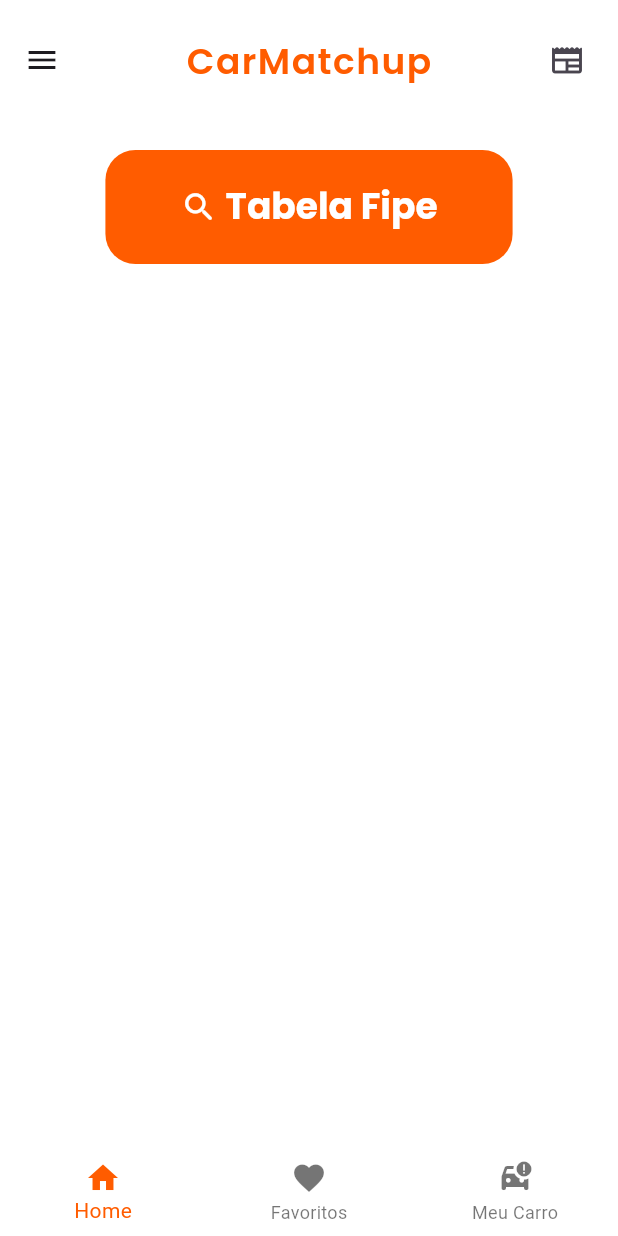
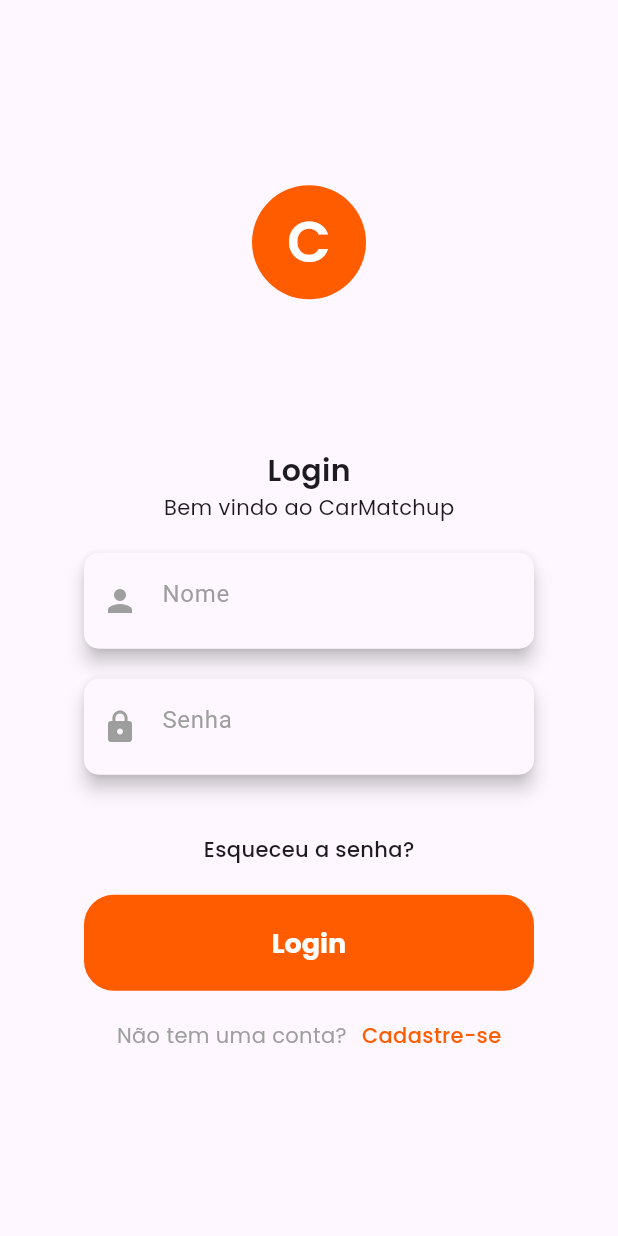
Before and after one commit to devHebertfst/car_matchup, a Flutter app: the screen it shows after launch, on a phone screen of 412 x 824 dp. Run offline on Flutter 3.47's test engine with Material 3 defaults, Android fonts, the phone set to English and light mode, and no system bars; our stand-ins replace google_fonts.

Commit message:
login e cadastro

```diff
--- a/lib/login_page.dart
+++ b/lib/login_page.dart
@@ -0,0 +1,173 @@
+import 'package:car_matchup/cadastro_page.dart';
+import 'package:car_matchup/custom_page.dart';
+import 'package:flutter/material.dart';
+import 'package:google_fonts/google_fonts.dart';
+
+class LoginPage extends StatefulWidget {
+  const LoginPage({Key? key}) : super(key: key);
+
+  @override
+  State<LoginPage> createState() => _LoginPageState();
+}
+
+class _LoginPageState extends State<LoginPage> {
+  @override
+  Widget build(BuildContext context) {
+    return Scaffold(
+      body: Center(
+        child: SingleChildScrollView(
+          child: Column(
+            mainAxisAlignment: MainAxisAlignment.center,
+            children: [
+              Container(
+                width: 76,
+                height: 76,
+                decoration: BoxDecoration(
+                  color: Color.fromRGBO(255, 92, 0, 1),
+                  shape: BoxShape.circle,
+                ),
+                child: Center(
+                  child: Text(
+                    'C',
+                    style: GoogleFonts.poppins(
+                      fontSize: 38,
+                      color: Colors.white,
+                      fontWeight: FontWeight.w600,
+                    ),
+                  ),
+                ),
+              ),
+              SizedBox(height: 100),
+              Text(
+                'Login',
+                style: GoogleFonts.poppins(
+                  fontSize: 20,
+                  fontWeight: FontWeight.w600,
+                ),
+              ),
+              Text(
+                'Bem vindo ao CarMatchup',
+                style: GoogleFonts.poppins(
+                  fontSize: 14,
+                  fontWeight: FontWeight.w400,
+                ),
+              ),
+              SizedBox(height: 20),
+              Material(
+                elevation: 5,
+                borderRadius: BorderRadius.circular(10),
+                child: Container(
+                  height: 64,
+                  width: 300,
+                  decoration: BoxDecoration(
+                    borderRadius: BorderRadius.all(Radius.circular(10)),
+                  ),
+                  child: Center(
+                    child: TextFormField(
+                      decoration: InputDecoration(
+                        border: InputBorder.none,
+                        prefixIcon: Icon(Icons.person, color: Colors.grey),
+                        hintText: 'Nome',
+                        hintStyle: TextStyle(color: Colors.grey),
+                      ),
+                    ),
+                  ),
+                ),
+              ),
+              SizedBox(height: 20), // Espaço entre os campos de texto
+              Material(
+                elevation: 5,
+                borderRadius: BorderRadius.circular(10),
+                child: Container(
+                  height: 64,
+                  width: 300,
+                  decoration: BoxDecoration(
+                    borderRadius: BorderRadius.all(Radius.circular(10)),
+                  ),
+                  child: Center(
+                    child: TextFormField(
+                      decoration: InputDecoration(
+                        border: InputBorder.none,
+                        prefixIcon: Icon(Icons.lock, color: Colors.grey),
+                        hintText: 'Senha',
+                        hintStyle: TextStyle(color: Colors.grey),
+                      ),
+                    ),
+                  ),
+                ),
+              ),
+              SizedBox(height: 40),
+              Text(
+                'Esqueceu a senha?',
+                style: GoogleFonts.poppins(
+                  fontSize: 14,
+                  fontWeight: FontWeight.w500,
+                ),
+              ),
+              SizedBox(height: 20),
+              Container(
+                width: 300,
+                height: 64,
+                child: TextButton(
+                  style: TextButton.styleFrom(
+                    backgroundColor: const Color.fromRGBO(255, 92, 0, 1),
+                    foregroundColor: Colors.white,
+                    shape: RoundedRectangleBorder(
+                      borderRadius: BorderRadius.circular(20.0),
+                    ),
+                    textStyle: const TextStyle(fontSize: 15),
+                  ),
+                  onPressed: () {
+                    Navigator.push(
+                      context,
+                      MaterialPageRoute(builder: (context) => CustomPage()),
+                    );
+                  },
+                  child: Text(
+                    'Login',
+                    style: GoogleFonts.poppins(
+                      fontSize: 18,
+                      color: Colors.white,
+                      fontWeight: FontWeight.w700,
+                    ),
+                  ),
+                ),
+              ),
+              SizedBox(height: 20), // Espaço entre o botão e o texto final
+              Row(
+                mainAxisAlignment: MainAxisAlignment.center,
+                children: [
+                  Text(
+                    'Não tem uma conta?',
+                    style: GoogleFonts.poppins(
+                      fontSize: 14,
+                      color: Colors.grey,
+                      fontWeight: FontWeight.w400,
+                    ),
+                  ),
+                  SizedBox(width: 10),
+                  GestureDetector(
+                    onTap: () {
+                      Navigator.push(
+                        context,
+                        MaterialPageRoute(builder: (context) => CadastroPage()),
+                      );
+                    },
+                    child: Text(
+                      'Cadastre-se',
+                      style: GoogleFonts.poppins(
+                        fontSize: 14,
+                        color: Color.fromRGBO(255, 92, 0, 1),
+                        fontWeight: FontWeight.w500,
+                      ),
+                    ),
+                  ),
+                ],
+              ),
+            ],
+          ),
+        ),
+      ),
+    );
+  }
+}
--- a/lib/main.dart
+++ b/lib/main.dart
@@ -1,4 +1,6 @@
+import 'package:car_matchup/cadastro_page.dart';
 import 'package:car_matchup/custom_page.dart';
+import 'package:car_matchup/login_page.dart';
 import 'package:flutter/material.dart';
 
 void main() {
@@ -16,7 +18,7 @@
       theme: ThemeData(
         primarySwatch: Colors.blue,
       ),
-      home: const CustomPage(),
+      home: const LoginPage(),
     );
   }
 }
```
Also changed, not shown: lib/cadastro_page.dart (+203 -0 lines), pubspec.yaml (+16 -0 lines), assets/images/icon-android.png (added), assets/images/icon.png (added), assets/images/splash.png (added), pubspec.lock, 112 other files.
